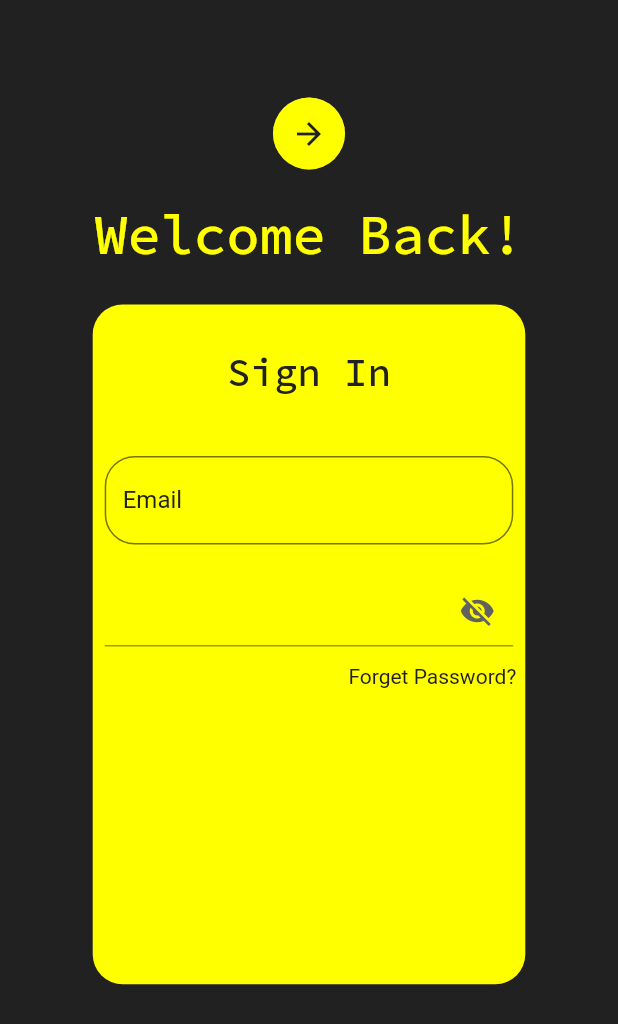
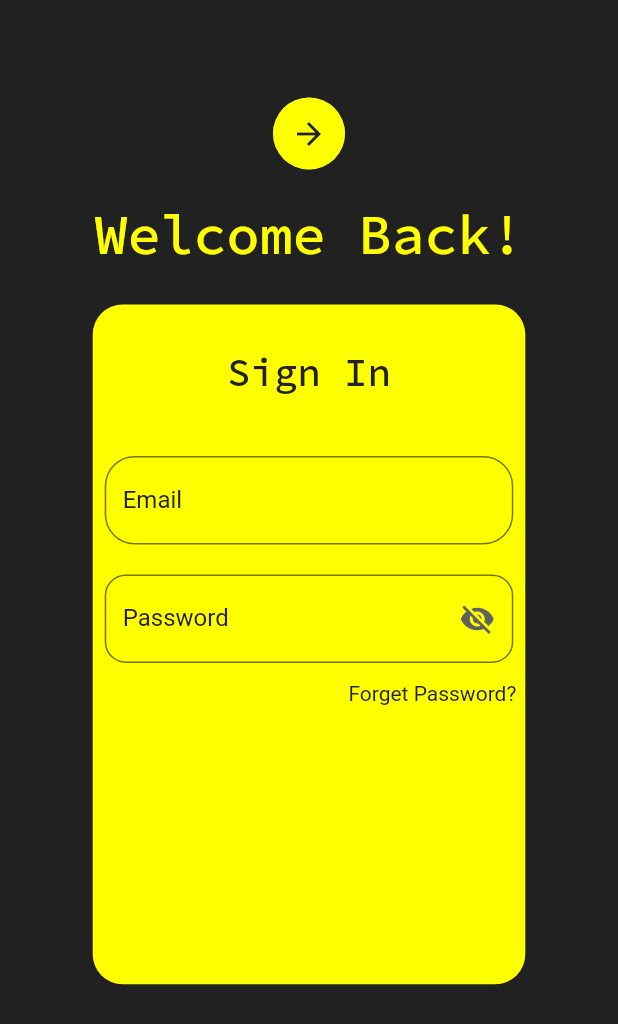
Before and after one commit to fareezatariq/LoginPageUI, a Flutter app: the screen it shows after launch, on a phone screen of 412 x 824 dp. Shown: the top 1024 px of the screen. Run offline on Flutter 3.47's test engine with Material 2 defaults, Android fonts, the phone set to English and light mode, and no system bars; our stand-ins replace font_awesome_flutter, google_fonts.

Commit message:
added password section

```diff
--- a/lib/loginpage.dart
+++ b/lib/loginpage.dart
@@ -157,7 +157,37 @@ class _LoginPageState extends State<LoginPage> {
                                       : Icons.visibility,
                                   color: Colors.grey[700],
                                 ),
-                              )),
+                              ),
+                                hintText: 'Password',
+                                hintStyle: TextStyle(
+                                  color: Colors.grey[900],
+                                  fontWeight: FontWeight.w400,
+                                  letterSpacing: 1.5,
+                                  fontSize: 16),
+                                labelText: 'Password',
+                                labelStyle: TextStyle(
+                                  color: Colors.grey[900]
+                                ),
+                                enabledBorder: OutlineInputBorder(
+                                  borderRadius: BorderRadius.circular(14),
+                                  borderSide: BorderSide(color: Colors.black54)
+                                ),
+                                focusedBorder: OutlineInputBorder(
+                                  borderRadius: BorderRadius.circular(14),
+                                  borderSide: BorderSide(color: Colors.black54),
+                                ),
+                              ),
+                              onChanged: (value){
+                                setState(() {
+                                  password= value;
+                                });
+                              },
+                              validator: (value){
+                                if(value!.isEmpty || value.length<4){
+                                  return 'Password should be longer than 6 characters';
+                                }
+                                return null;
+                              },
                             ),
                           ),
                           GestureDetector(
```
